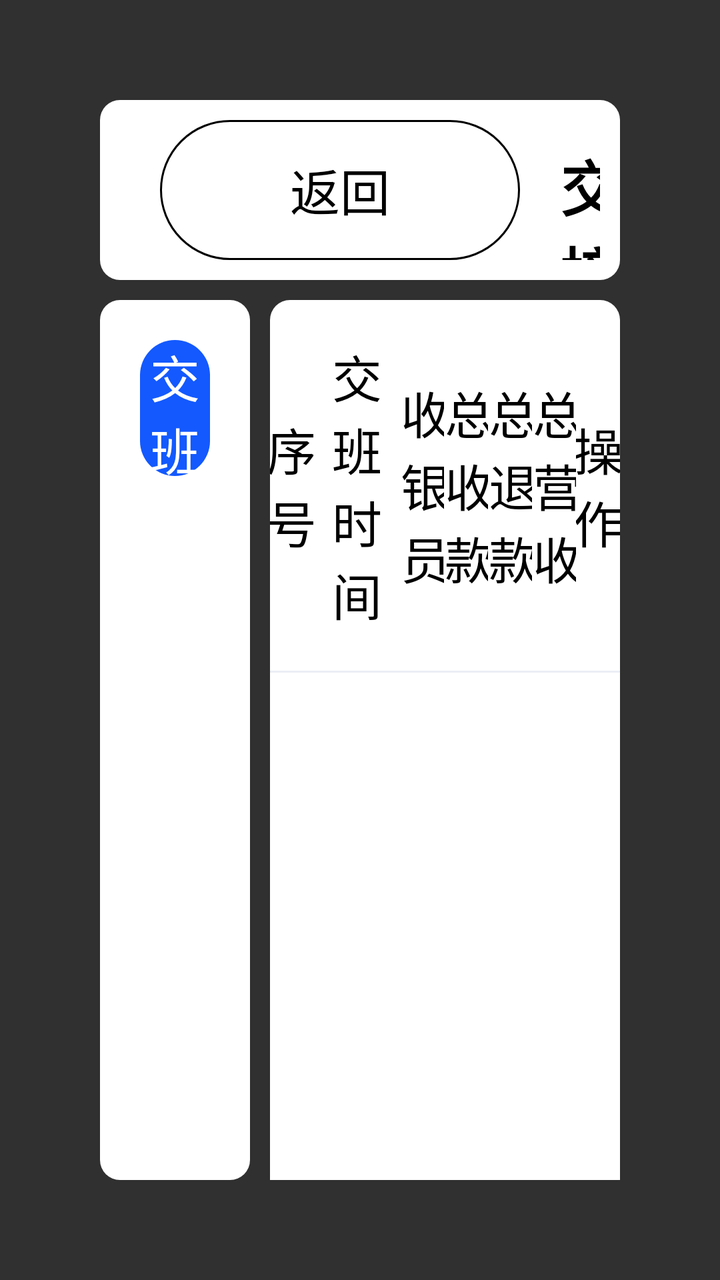
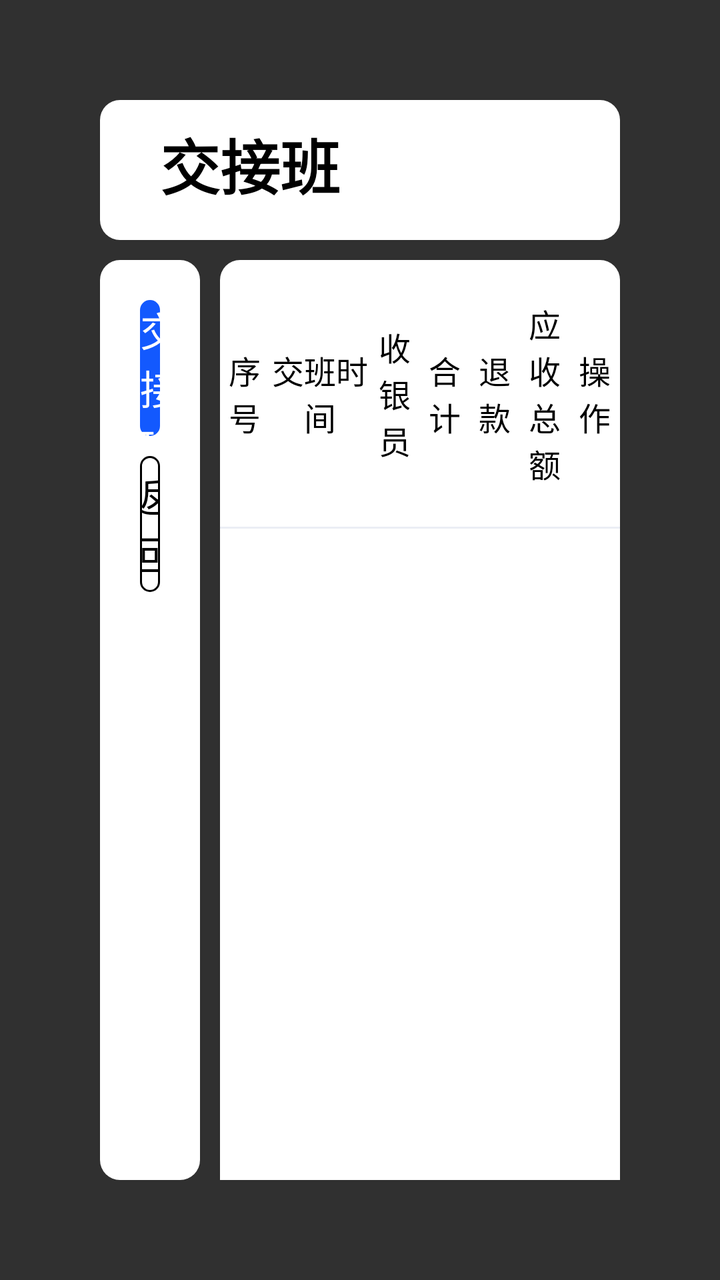

The first picture is an Android layout as it rendered before a commit; the second is the same layout after the commit. The layout source and the unified diff follow.
<!-- AndroidManifest.xml: application theme Base.Theme.UHMCS -->
<!-- res/layout/popupwindow_relieve_shift.xml -->
<?xml version="1.0" encoding="utf-8"?>
<LinearLayout xmlns:android="http://schemas.android.com/apk/res/android"
    android:orientation="vertical"
    android:layout_width="match_parent"
    android:layout_height="match_parent"
    android:padding="50dp">
    <LinearLayout
        android:background="@drawable/white_bg"
        android:layout_width="match_parent"
        android:layout_height="90dp"
        android:orientation="horizontal"
        android:padding="10dp">
        <TextView
            android:id="@+id/fanhui_btn"
            android:layout_marginLeft="20dp"
            android:layout_width="180dp"
            android:layout_height="match_parent"
            android:text="返回"
            android:textSize="25dp"
            android:textColor="@color/black"
            android:gravity="center"
            android:background="@drawable/black_line1"/>
        <TextView
            android:layout_width="wrap_content"
            android:layout_weight="1"
            android:layout_height="wrap_content"
            android:textColor="@color/black"
            android:textSize="30dp"
            android:textStyle="bold"
            android:text="交接班"
            android:layout_marginLeft="20dp"/>
    </LinearLayout>
    <LinearLayout
        android:layout_marginTop="10dp"
        android:layout_width="match_parent"
        android:layout_height="match_parent"
        android:orientation="horizontal">
        <LinearLayout
            android:padding="20dp"
            android:layout_width="0dp"
            android:layout_height="match_parent"
            android:orientation="vertical"
            android:layout_weight="3"
            android:background="@drawable/white_bg">
            <LinearLayout
                android:visibility="gone"
                android:layout_width="match_parent"
                android:layout_height="60dp"
                android:orientation="horizontal"
                android:gravity="center_vertical">
                <TextView
                    android:layout_width="wrap_content"
                    android:layout_height="wrap_content"
                    android:text="打印交接单\u3000"
                    android:textColor="@color/black"
                    android:textSize="30dp"
                    android:textStyle="bold"/>
                <LinearLayout
                    android:id="@+id/jiaojiedan_btn1"
                    android:layout_marginLeft="20dp"
                    android:gravity="center_vertical"
                    android:layout_width="wrap_content"
                    android:layout_height="match_parent"
                    android:orientation="horizontal">
                    <TextView
                        android:id="@+id/jiaojiedan_btn1_c"
                        android:layout_width="20dp"
                        android:layout_height="20dp"
                        android:background="@mipmap/checkbox_2"/>
                    <TextView
                        android:id="@+id/jiaojiedan_btn1_tv"
                        android:layout_width="wrap_content"
                        android:layout_height="wrap_content"
                        android:text="是"
                        android:textSize="25dp"
                        android:textColor="@color/buleshape"
                        android:layout_marginLeft="10dp"/>
                </LinearLayout>
                <LinearLayout
                    android:id="@+id/jiaojiedan_btn2"
                    android:layout_marginLeft="20dp"
                    android:gravity="center_vertical"
                    android:layout_width="wrap_content"
                    android:layout_height="match_parent"
                    android:orientation="horizontal">
                    <TextView
                        android:id="@+id/jiaojiedan_btn2_c"
                        android:layout_width="20dp"
                        android:layout_height="20dp"
                        android:background="@drawable/gray_line"/>
                    <TextView
                        android:id="@+id/jiaojiedan_btn2_tv"
                        android:layout_width="wrap_content"
                        android:layout_height="wrap_content"
                        android:text="否"
                        android:textSize="25dp"
                        android:textColor="@color/black"
                        android:layout_marginLeft="10dp"/>
                </LinearLayout>
            </LinearLayout>
            <LinearLayout
                android:visibility="gone"
                android:layout_width="match_parent"
                android:layout_height="60dp"
                android:orientation="horizontal"
                android:gravity="center_vertical">
                <TextView
                    android:layout_width="wrap_content"
                    android:layout_height="wrap_content"
                    android:text="打印份数\u3000\u3000"
                    android:textColor="@color/black"
                    android:textSize="30dp"
                    android:textStyle="bold"/>
                <LinearLayout
                    android:gravity="center"
                    android:layout_width="wrap_content"
                    android:layout_height="wrap_content"
                    android:orientation="horizontal">
                    <TextView
                        android:id="@+id/dayingshu_jian"
                        android:layout_marginLeft="8dp"
                        android:layout_width="40dp"
                        android:layout_height="40dp"
                        android:background="@drawable/shulian"
                        android:text="-"
                        android:gravity="center"
                        android:textSize="30dp"
                        android:textColor="@color/black"/>
                    <TextView
                        android:id="@+id/dayingshu_tv"
                        android:layout_marginLeft="8dp"
                        android:layout_marginRight="8dp"
                        android:layout_width="wrap_content"
                        android:layout_height="wrap_content"
                        android:text="1"
                        android:textSize="30dp"
                        android:textColor="@color/black"
                        android:gravity="center"/>
                    <TextView
                        android:id="@+id/dayingshu_jia"
                        android:layout_marginRight="8dp"
                        android:layout_width="40dp"
                        android:layout_height="40dp"
                        android:background="@drawable/shulian"
                        android:text="+"
                        android:gravity="center"
                        android:textSize="30dp"
                        android:textColor="@color/black"/>
                </LinearLayout>

            </LinearLayout>
            <LinearLayout
                android:visibility="gone"
                android:layout_marginBottom="10dp"
                android:layout_marginTop="10dp"
                android:layout_width="match_parent"
                android:layout_height="60dp"
                android:orientation="horizontal"
                android:gravity="center_vertical">
                <TextView
                    android:layout_width="wrap_content"
                    android:layout_height="wrap_content"
                    android:text="打印选项\u3000"
                    android:textColor="@color/black"
                    android:textSize="35dp"
                    android:textStyle="bold"/>
            </LinearLayout>
            <LinearLayout
                android:visibility="gone"
                android:layout_width="match_parent"
                android:layout_height="60dp"
                android:orientation="horizontal"
                android:gravity="center_vertical">
                <TextView
                    android:layout_width="wrap_content"
                    android:layout_height="wrap_content"
                    android:text="打印类别汇总"
                    android:textColor="@color/black"
                    android:textSize="30dp"
                    android:textStyle="bold"/>
                <LinearLayout
                    android:id="@+id/leibie_btn1"
                    android:layout_marginLeft="20dp"
                    android:gravity="center_vertical"
                    android:layout_width="wrap_content"
                    android:layout_height="match_parent"
                    android:orientation="horizontal">
                    <TextView
                        android:id="@+id/leibie_btn1_c"
                        android:layout_width="20dp"
                        android:layout_height="20dp"
                        android:background="@mipmap/checkbox_2"/>
                    <TextView
                        android:id="@+id/leibie_btn1_tv"
                        android:layout_width="wrap_content"
                        android:layout_height="wrap_content"
                        android:text="是"
                        android:textSize="25dp"
                        android:textColor="@color/buleshape"
                        android:layout_marginLeft="10dp"/>
                </LinearLayout>
                <LinearLayout
                    android:id="@+id/leibie_btn2"
                    android:layout_marginLeft="20dp"
                    android:gravity="center_vertical"
                    android:layout_width="wrap_content"
                    android:layout_height="match_parent"
                    android:orientation="horizontal">
                    <TextView
                        android:id="@+id/leibie_btn2_c"
                        android:layout_width="20dp"
                        android:layout_height="20dp"
                        android:background="@drawable/gray_line"/>
                    <TextView
                        android:id="@+id/leibie_btn2_tv"
                        android:layout_width="wrap_content"
                        android:layout_height="wrap_content"
                        android:text="否"
                        android:textSize="25dp"
                        android:textColor="@color/black"
                        android:layout_marginLeft="10dp"/>
                </LinearLayout>
            </LinearLayout>
            <LinearLayout
                android:visibility="gone"
                android:layout_width="match_parent"
                android:layout_height="60dp"
                android:orientation="horizontal"
                android:gravity="center_vertical">
                <TextView
                    android:layout_width="wrap_content"
                    android:layout_height="wrap_content"
                    android:text="打印商品汇总"
                    android:textColor="@color/black"
                    android:textSize="30dp"
                    android:textStyle="bold"/>
                <LinearLayout
                    android:id="@+id/shangpin_btn1"
                    android:layout_marginLeft="20dp"
                    android:gravity="center_vertical"
                    android:layout_width="wrap_content"
                    android:layout_height="match_parent"
                    android:orientation="horizontal">
                    <TextView
                        android:id="@+id/shangpin_btn1_c"
                        android:layout_width="20dp"
                        android:layout_height="20dp"
                        android:background="@mipmap/checkbox_2"/>
                    <TextView
                        android:id="@+id/shangpin_btn1_tv"
                        android:layout_width="wrap_content"
                        android:layout_height="wrap_content"
                        android:text="是"
                        android:textSize="25dp"
                        android:textColor="@color/buleshape"
                        android:layout_marginLeft="10dp"/>
                </LinearLayout>
                <LinearLayout
                    android:id="@+id/shangpin_btn2"
                    android:layout_marginLeft="20dp"
                    android:gravity="center_vertical"
                    android:layout_width="wrap_content"
                    android:layout_height="match_parent"
                    android:orientation="horizontal">
                    <TextView
                        android:id="@+id/shangpin_btn2_c"
                        android:layout_width="20dp"
                        android:layout_height="20dp"
                        android:background="@drawable/gray_line"/>
                    <TextView
                        android:id="@+id/shangpin_btn2_tv"
                        android:layout_width="wrap_content"
                        android:layout_height="wrap_content"
                        android:text="否"
                        android:textSize="25dp"
                        android:textColor="@color/black"
                        android:layout_marginLeft="10dp"/>
                </LinearLayout>

            </LinearLayout>
            <LinearLayout
                android:visibility="gone"
                android:layout_width="match_parent"
                android:layout_height="60dp"
                android:orientation="horizontal"
                android:gravity="center_vertical">
                <TextView
                    android:layout_width="wrap_content"
                    android:layout_height="wrap_content"
                    android:text="打印退款汇总"
                    android:textColor="@color/black"
                    android:textSize="30dp"
                    android:textStyle="bold"/>
                <LinearLayout
                    android:id="@+id/tuikuan_btn1"
                    android:layout_marginLeft="20dp"
                    android:gravity="center_vertical"
                    android:layout_width="wrap_content"
                    android:layout_height="match_parent"
                    android:orientation="horizontal">
                    <TextView
                        android:id="@+id/tuikuan_btn1_c"
                        android:layout_width="20dp"
                        android:layout_height="20dp"
                        android:background="@mipmap/checkbox_2"/>
                    <TextView
                        android:id="@+id/tuikuan_btn1_tv"
                        android:layout_width="wrap_content"
                        android:layout_height="wrap_content"
                        android:text="是"
                        android:textSize="25dp"
                        android:textColor="@color/buleshape"
                        android:layout_marginLeft="10dp"/>
                </LinearLayout>
                <LinearLayout
                    android:id="@+id/tuikuan_btn2"
                    android:layout_marginLeft="20dp"
                    android:gravity="center_vertical"
                    android:layout_width="wrap_content"
                    android:layout_height="match_parent"
                    android:orientation="horizontal">
                    <TextView
                        android:id="@+id/tuikuan_btn2_c"
                        android:layout_width="20dp"
                        android:layout_height="20dp"
                        android:background="@drawable/gray_line"/>
                    <TextView
                        android:id="@+id/tuikuan_btn2_tv"
                        android:layout_width="wrap_content"
                        android:layout_height="wrap_content"
                        android:text="否"
                        android:textSize="25dp"
                        android:textColor="@color/black"
                        android:layout_marginLeft="10dp"/>
                </LinearLayout>

            </LinearLayout>


            <TextView
                android:id="@+id/jiaoban_btn"
                android:layout_width="match_parent"
                android:layout_height="68dp"
                android:background="@drawable/home_blue_bg1"
                android:gravity="center"
                android:textColor="@color/white"
                android:textSize="25dp"
                android:text="交班"/>

            
        </LinearLayout>
        <LinearLayout
            android:layout_width="0dp"
            android:layout_height="match_parent"
            android:orientation="vertical"
            android:layout_weight="7"
            android:background="@drawable/white_bg"
            android:layout_marginLeft="10dp">
            <LinearLayout
                android:layout_width="match_parent"
                android:layout_height="wrap_content"
                android:paddingTop="20dp"
                android:paddingBottom="20dp">
                <TextView
                    android:layout_width="0dp"
                    android:layout_height="match_parent"
                    android:gravity="center"
                    android:text="序号"
                    android:textSize="25dp"
                    android:textColor="@color/black"
                    android:layout_weight="1"/>
                <TextView
                    android:layout_width="0dp"
                    android:layout_height="match_parent"
                    android:gravity="center"
                    android:text="交班时间"
                    android:textSize="25dp"
                    android:textColor="@color/black"
                    android:layout_weight="2"/>
                <TextView
                    android:layout_width="0dp"
                    android:layout_height="match_parent"
                    android:gravity="center"
                    android:text="收银员"
                    android:textSize="25dp"
                    android:textColor="@color/black"
                    android:layout_weight="1"/>
                <TextView
                    android:visibility="visible"
                    android:layout_width="0dp"
                    android:layout_height="match_parent"
                    android:gravity="center"
                    android:text="总收款"
                    android:textSize="25dp"
                    android:textColor="@color/black"
                    android:layout_weight="1"/>
                <TextView
                    android:visibility="visible"
                    android:layout_width="0dp"
                    android:layout_height="match_parent"
                    android:gravity="center"
                    android:text="总退款"
                    android:textSize="25dp"
                    android:textColor="@color/black"
                    android:layout_weight="1"/>
                <TextView
                    android:visibility="visible"
                    android:layout_width="0dp"
                    android:layout_height="match_parent"
                    android:gravity="center"
                    android:text="总营收"
                    android:textSize="25dp"
                    android:textColor="@color/black"
                    android:layout_weight="1"/>
                <TextView
                    android:visibility="visible"
                    android:layout_width="0dp"
                    android:layout_height="match_parent"
                    android:gravity="center"
                    android:text="操作"
                    android:textSize="25dp"
                    android:textColor="@color/black"
                    android:layout_weight="1"/>
            </LinearLayout>
            <View
                android:layout_width="match_parent"
                android:layout_height="1dp"
                android:background="#ebeef5" />
            <androidx.recyclerview.widget.RecyclerView
                android:id="@+id/recyclerview"
                android:layout_width="match_parent"
                android:layout_height="0dp"
                android:layout_weight="1"
                android:background="@color/white"
                android:fadeScrollbars="false"
                android:gravity="center"
                android:scrollbarFadeDuration="0"
                android:scrollbarThumbVertical="@drawable/scrollbar_vertical_thumb"
                android:scrollbars="vertical"
                android:visibility="visible" />
        </LinearLayout>
    </LinearLayout>
</LinearLayout>
<!-- resources referenced by this layout -->
<resources>
  <color name="black">#FF000000</color>
  <color name="buleshape">#33a3eb</color>
  <color name="white">#FFFFFFFF</color>
  <!-- drawable black_line1 (drawable) -->
  <shape xmlns:android="http://schemas.android.com/apk/res/android">
      <solid android:color="@color/white" /> 
      <corners android:radius="231dp" /> 
      <stroke android:width="1dp" android:color="@color/black" /> 
  </shape>
  <!-- drawable gray_line (drawable) -->
  <shape xmlns:android="http://schemas.android.com/apk/res/android">
      <solid android:color="@color/white" /> 
  
      <stroke android:width="1.5dp" android:color="#ebeef5" /> 
  </shape>
  <!-- drawable home_blue_bg1 (drawable) -->
  <?xml version="1.0" encoding="utf-8"?>
  <selector xmlns:android="http://schemas.android.com/apk/res/android">
      <item android:drawable="@drawable/blue_bg6" android:state_pressed="true"/>
      <item android:drawable="@drawable/blue_bg5" android:state_pressed="false"/>
  </selector>
  <!-- drawable scrollbar_vertical_thumb (drawable) -->
  <?xml version="1.0" encoding="utf-8"?>
  <shape xmlns:android="http://schemas.android.com/apk/res/android">
      <solid android:color="@color/black60" /> 
      <size android:width="10dp" /> 
      <corners android:radius="6dp" /> 
  </shape>
  <!-- drawable shulian (drawable) -->
  <shape xmlns:android="http://schemas.android.com/apk/res/android"
      android:shape="oval">
  
  
      <stroke android:width="4dp" android:color="@color/black" /> 
  </shape>
  <!-- drawable white_bg (drawable) -->
  <?xml version="1.0" encoding="UTF-8"?>
  <shape xmlns:android="http://schemas.android.com/apk/res/android"
      android:shape="rectangle" >
  
      
      <solid android:color="@color/white" />
      
  
  
      
  
      
      <corners android:radius="10dp" />
      
  
  
  
  
  
  
  </shape>
  <!-- mipmap checkbox_2: png bitmap (mipmap-hdpi, 1148 bytes) -->
  <style name="Base.Theme.UHMCS" parent="Theme.AppCompat.NoActionBar">
          
          
          <item name="android:windowFullscreen">true</item>
          <item name="android:windowContentOverlay">@null</item>
          <item name="colorControlActivated">@color/black</item> 
  
  
  
  
      </style>
  <!-- drawable blue_bg6 (drawable) -->
  <?xml version="1.0" encoding="UTF-8"?>
  <shape xmlns:android="http://schemas.android.com/apk/res/android"
      android:shape="rectangle" >
  
      
      <solid android:color="#FF0A46D4" />
      
  
  
      
  
      
      <corners android:radius="300dp" />
      
  
  
  
  
  
  
  </shape>
  <!-- drawable blue_bg5 (drawable) -->
  <?xml version="1.0" encoding="UTF-8"?>
  <shape xmlns:android="http://schemas.android.com/apk/res/android"
      android:shape="rectangle" >
  
      
      <solid android:color="#FF1359FE" />
      
  
  
      
  
      
      <corners android:radius="300dp" />
      
  
  
  
  
  
  
  </shape>
  <color name="black60">#60000000</color>
</resources>

<!-- the commit's change to res/layout/popupwindow_relieve_shift.xml (unified diff, before → after) -->
@@ -7,19 +7,10 @@
     <LinearLayout
         android:background="@drawable/white_bg"
         android:layout_width="match_parent"
-        android:layout_height="90dp"
+        android:layout_height="70dp"
         android:orientation="horizontal"
         android:padding="10dp">
-        <TextView
-            android:id="@+id/fanhui_btn"
-            android:layout_marginLeft="20dp"
-            android:layout_width="180dp"
-            android:layout_height="match_parent"
-            android:text="返回"
-            android:textSize="25dp"
-            android:textColor="@color/black"
-            android:gravity="center"
-            android:background="@drawable/black_line1"/>
+
         <TextView
             android:layout_width="wrap_content"
             android:layout_weight="1"
@@ -27,8 +18,12 @@
             android:textColor="@color/black"
             android:textSize="30dp"
             android:textStyle="bold"
-            android:text="交接班"
+            android:text="@string/shiftover"
             android:layout_marginLeft="20dp"/>
+
+
+
+
     </LinearLayout>
     <LinearLayout
         android:layout_marginTop="10dp"
@@ -40,7 +35,7 @@
             android:layout_width="0dp"
             android:layout_height="match_parent"
             android:orientation="vertical"
-            android:layout_weight="3"
+            android:layout_weight="2"
             android:background="@drawable/white_bg">
             <LinearLayout
                 android:visibility="gone"
@@ -344,8 +339,20 @@
                 android:background="@drawable/home_blue_bg1"
                 android:gravity="center"
                 android:textColor="@color/white"
-                android:textSize="25dp"
-                android:text="交班"/>
+                android:textSize="20dp"
+                android:text="@string/shiftover"/>
+
+
+            <TextView
+                android:id="@+id/fanhui_btn"
+                android:layout_width="match_parent"
+                android:layout_height="68dp"
+                android:text="@string/back"
+                android:textSize="20dp"
+                android:textColor="@color/black"
+                android:gravity="center"
+                android:layout_marginTop="10dp"
+                android:background="@drawable/black_line1"/>
 
             
         </LinearLayout>
@@ -353,7 +360,7 @@
             android:layout_width="0dp"
             android:layout_height="match_parent"
             android:orientation="vertical"
-            android:layout_weight="7"
+            android:layout_weight="8"
             android:background="@drawable/white_bg"
             android:layout_marginLeft="10dp">
             <LinearLayout
@@ -365,24 +372,24 @@
                     android:layout_width="0dp"
                     android:layout_height="match_parent"
                     android:gravity="center"
-                    android:text="序号"
-                    android:textSize="25dp"
-                    android:textColor="@color/black"
-                    android:layout_weight="1"/>
-                <TextView
-                    android:layout_width="0dp"
-                    android:layout_height="match_parent"
-                    android:gravity="center"
-                    android:text="交班时间"
-                    android:textSize="25dp"
+                    android:text="@string/No"
+                    android:textSize="16dp"
+                    android:textColor="@color/black"
+                    android:layout_weight="1"/>
+                <TextView
+                    android:layout_width="0dp"
+                    android:layout_height="match_parent"
+                    android:gravity="center"
+                    android:text="@string/shiftovertime"
+                    android:textSize="16dp"
                     android:textColor="@color/black"
                     android:layout_weight="2"/>
                 <TextView
                     android:layout_width="0dp"
                     android:layout_height="match_parent"
                     android:gravity="center"
-                    android:text="收银员"
-                    android:textSize="25dp"
+                    android:text="@string/shouyinyuan"
+                    android:textSize="16dp"
                     android:textColor="@color/black"
                     android:layout_weight="1"/>
                 <TextView
@@ -390,8 +397,8 @@
                     android:layout_width="0dp"
                     android:layout_height="match_parent"
                     android:gravity="center"
-                    android:text="总收款"
-                    android:textSize="25dp"
+                    android:text="@string/total"
+                    android:textSize="16dp"
                     android:textColor="@color/black"
                     android:layout_weight="1"/>
                 <TextView
@@ -399,8 +406,8 @@
                     android:layout_width="0dp"
                     android:layout_height="match_parent"
                     android:gravity="center"
-                    android:text="总退款"
-                    android:textSize="25dp"
+                    android:text="@string/refund"
+                    android:textSize="16dp"
                     android:textColor="@color/black"
                     android:layout_weight="1"/>
                 <TextView
@@ -408,8 +415,8 @@
                     android:layout_width="0dp"
                     android:layout_height="match_parent"
                     android:gravity="center"
-                    android:text="总营收"
-                    android:textSize="25dp"
+                    android:text="@string/TotalDue"
+                    android:textSize="16dp"
                     android:textColor="@color/black"
                     android:layout_weight="1"/>
                 <TextView
@@ -417,8 +424,8 @@
                     android:layout_width="0dp"
                     android:layout_height="match_parent"
                     android:gravity="center"
-                    android:text="操作"
-                    android:textSize="25dp"
+                    android:text="@string/operation"
+                    android:textSize="16dp"
                     android:textColor="@color/black"
                     android:layout_weight="1"/>
             </LinearLayout>
<!-- resource entries referenced after the edit -->
@@ -58,6 +58,15 @@
   
   </shape>
   <!-- mipmap checkbox_2: png bitmap (mipmap-hdpi, 1148 bytes) -->
+  <string name="No">序号</string>
+  <string name="TotalDue">"应收总额"</string>
+  <string name="back">返回</string>
+  <string name="operation">"操作"</string>
+  <string name="refund">退款</string>
+  <string name="shiftover">"交接班"</string>
+  <string name="shiftovertime">"交班时间"</string>
+  <string name="shouyinyuan">"收银员"</string>
+  <string name="total">合计</string>
   <style name="Base.Theme.UHMCS" parent="Theme.AppCompat.NoActionBar">
           
           
